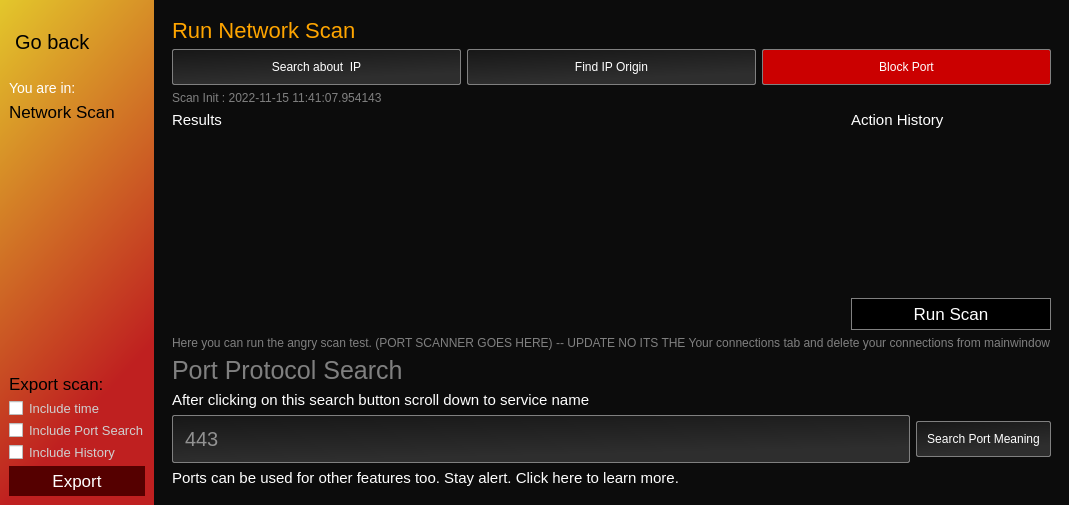
This is router/scan_ui/NetworkScan.ui in hunterjreid/HomeScan as Qt 5 draws it before an edit. The edited form follows.
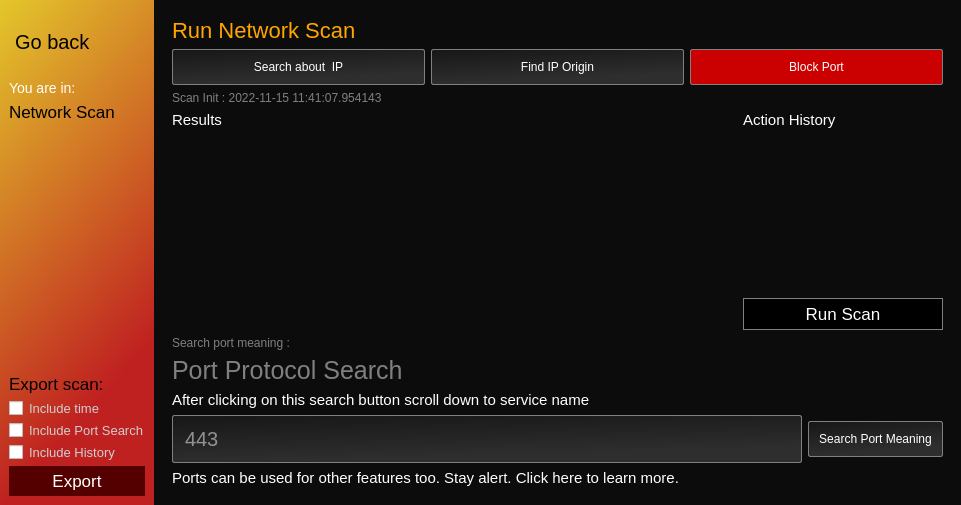
This is the edited form. Icons and pictures are not drawn.

What changed in the file:
```diff
--- a/router/scan_ui/NetworkScan.ui
+++ b/router/scan_ui/NetworkScan.ui
@@ -496,7 +496,7 @@
              <string notr="true">color:grey;</string>
             </property>
             <property name="text">
-             <string>Here you can run the angry scan test. (PORT SCANNER GOES HERE) -- UPDATE NO ITS THE Your connections tab and delete your connections from mainwindow</string>
+             <string>Search port meaning :</string>
             </property>
            </widget>
           </item>
```
